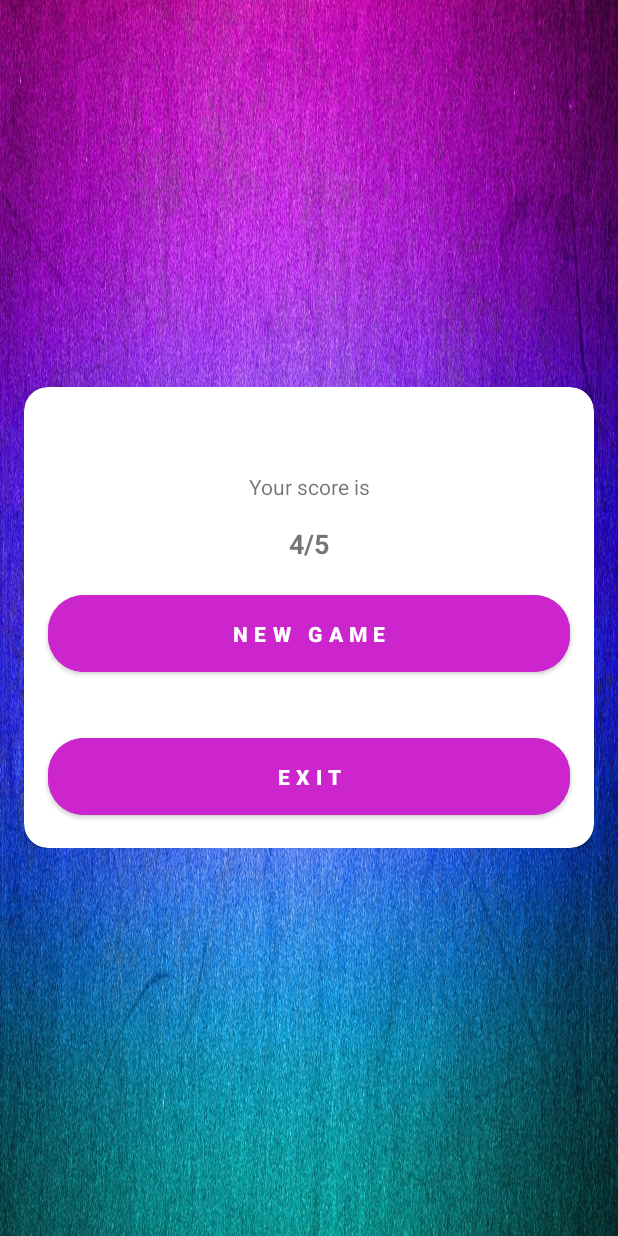
After one commit to RuslanJoldasbaev/LogoCarQuiz, an Android app: the layout activity_result.xml on its own in the app's theme, with its tools: preview values and no code run, on a phone screen of 412 x 824 dp. The commit adds this screen. Run offline under Robolectric (Android 15) with nearby library versions, the phone set to English and light mode, and no system bars.

Commit message:
3-bet qosildi

```diff
--- a/app/src/main/java/com/example/logocarquiz/StartActivity.kt
+++ b/app/src/main/java/com/example/logocarquiz/StartActivity.kt
@@ -5,6 +5,7 @@ import android.content.Intent
 import androidx.appcompat.app.AppCompatActivity
 import android.os.Bundle
 import androidx.core.widget.addTextChangedListener
+import com.example.logocarquiz.data.Constants
 import com.example.logocarquiz.databinding.ActivityStartBinding
 
 class StartActivity : AppCompatActivity() {
@@ -16,10 +17,6 @@ class StartActivity : AppCompatActivity() {
         setContentView(binding.root)
         val sharedPreferences = getSharedPreferences("CapitalsSettings",Context.MODE_PRIVATE)
 
-        binding.btnStart.setOnClickListener {
-            val intent = Intent(this, GameActivity::class.java)
-            startActivity(intent)
-        }
         binding.etName.addTextChangedListener {
             binding.tilName.isErrorEnabled = false
         }
@@ -31,6 +28,7 @@ class StartActivity : AppCompatActivity() {
             } else {
                 sharedPreferences.edit().putString("username",name).apply()
                 val intent = Intent(this, GameActivity::class.java)
+                intent.putExtra(Constants.name,name)
                 startActivity(intent)
                 finish()
             }
--- /dev/null
+++ b/app/src/main/res/layout/activity_result.xml
@@ -0,0 +1,89 @@
+<?xml version="1.0" encoding="utf-8"?>
+<LinearLayout xmlns:android="http://schemas.android.com/apk/res/android"
+    xmlns:app="http://schemas.android.com/apk/res-auto"
+    xmlns:tools="http://schemas.android.com/tools"
+    android:layout_width="match_parent"
+    android:layout_height="match_parent"
+    android:gravity="center"
+    android:background="@drawable/fon"
+    tools:context=".ResultActivity">
+
+    <LinearLayout
+        android:layout_width="match_parent"
+        android:layout_height="wrap_content"
+        android:gravity="center"
+        android:orientation="horizontal"
+        android:padding="@dimen/padding_16">
+
+        <com.google.android.material.card.MaterialCardView
+            android:layout_width="match_parent"
+            android:layout_height="wrap_content"
+            app:cardCornerRadius="16dp"
+            app:cardElevation="5dp">
+
+            <LinearLayout
+                android:layout_width="match_parent"
+                android:layout_height="wrap_content"
+                android:gravity="center"
+                android:orientation="vertical">
+
+                <TextView
+                    android:id="@+id/congo"
+                    android:layout_width="match_parent"
+                    android:layout_height="wrap_content"
+                    android:layout_marginTop="@dimen/margin_16"
+                    android:gravity="center"
+                    android:textSize="18dp"
+                    android:textStyle="bold"
+                    tools:ignore="SpUsage" />
+
+                <TextView
+                    android:layout_width="match_parent"
+                    android:layout_height="wrap_content"
+                    android:layout_marginTop="@dimen/margin_16"
+                    android:gravity="center"
+                    android:text="Your score is"
+                    android:textSize="14dp"
+                    tools:ignore="SpUsage" />
+
+                <TextView
+                    android:id="@+id/tv_score"
+                    android:layout_width="match_parent"
+                    android:layout_height="wrap_content"
+                    android:layout_marginTop="@dimen/margin_16"
+                    android:gravity="center"
+                    android:text="4/5"
+                    android:textSize="18dp"
+                    android:textStyle="bold" />
+
+                <com.google.android.material.button.MaterialButton
+                    android:id="@+id/btn_new"
+                    android:layout_width="match_parent"
+                    android:layout_height="wrap_content"
+                    android:layout_margin="@dimen/margin_16"
+                    android:backgroundTint="#CC25CD"
+                    android:letterSpacing="0.3"
+                    android:paddingVertical="@dimen/padding_16"
+                    android:text="@string/new_game"
+                    android:textStyle="bold"
+                    app:cornerRadius="24dp" />
+
+                <com.google.android.material.button.MaterialButton
+                    android:id="@+id/btn_exit"
+                    android:layout_width="match_parent"
+                    android:layout_height="wrap_content"
+                    android:layout_margin="@dimen/margin_16"
+                    android:backgroundTint="#CC25CD"
+                    android:letterSpacing="0.3"
+                    android:paddingVertical="@dimen/padding_16"
+                    android:text="@string/text_exit"
+                    android:textStyle="bold"
+                    app:cornerRadius="24dp" />
+
+            </LinearLayout>
+
+        </com.google.android.material.card.MaterialCardView>
+
+
+    </LinearLayout>
+</LinearLayout>
--- a/app/src/main/res/layout/activity_start.xml
+++ b/app/src/main/res/layout/activity_start.xml
@@ -57,6 +57,7 @@
                 android:layout_height="wrap_content"
                 android:layout_margin="@dimen/margin_16"
                 android:backgroundTint="#CC25CD"
+                app:cornerRadius="24dp"
                 android:text="@string/start_text"
                 android:textStyle="bold"
                 android:letterSpacing="0.3"
--- a/app/src/main/res/values/dimens.xml
+++ b/app/src/main/res/values/dimens.xml
@@ -6,4 +6,5 @@
     <dimen name="margin_32">32dp</dimen>
     <dimen name="text_size_16">16dp</dimen>
     <dimen name="padding_12">12dp</dimen>
+    <dimen name="padding_10">10dp</dimen>
 </resources>
--- a/app/src/main/res/values/strings.xml
+++ b/app/src/main/res/values/strings.xml
@@ -4,6 +4,11 @@
     <string name="input_name_hint">Input your name</string>
     <string name="start_text">Start</string>
     <string name="error_required">Required!</string>
+    <string name="question_counter">%d / %d</string>
     <string name="text_submit">Submit</string>
     <string name="continue_text">Continue</string>
+    <string name="text_result">Result</string>
+    <string name="new_game">New Game</string>
+    <string name="text_exit">Exit</string>
+    <string name="finish_text">Finish</string>
 </resources>
```
Also changed, not shown: app/src/main/AndroidManifest.xml (+9 -2 lines), app/src/main/java/com/example/logocarquiz/GameActivity.kt (+42 -17 lines), app/src/main/java/com/example/logocarquiz/ResultActivity.kt (added, +27 -0 lines), app/src/main/java/com/example/logocarquiz/data/Constants.kt (+14 -10 lines), app/src/main/res/layout/activity_game.xml (+8 -9 lines).
